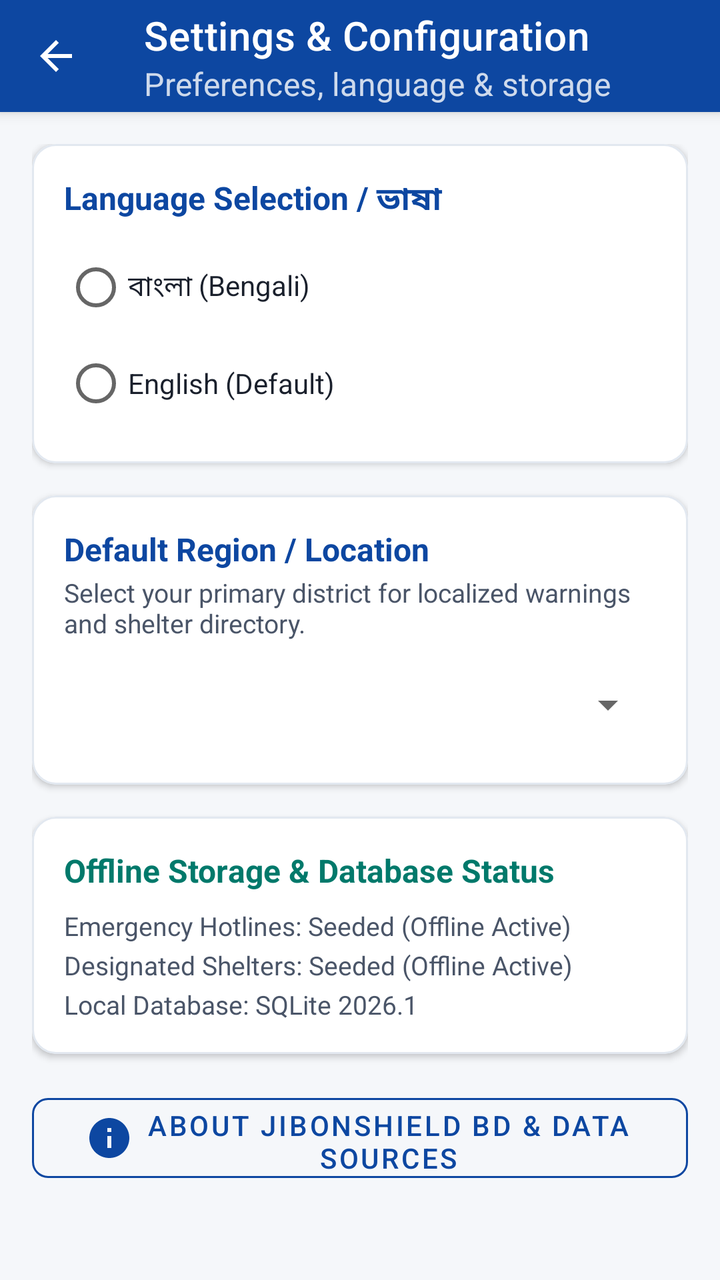
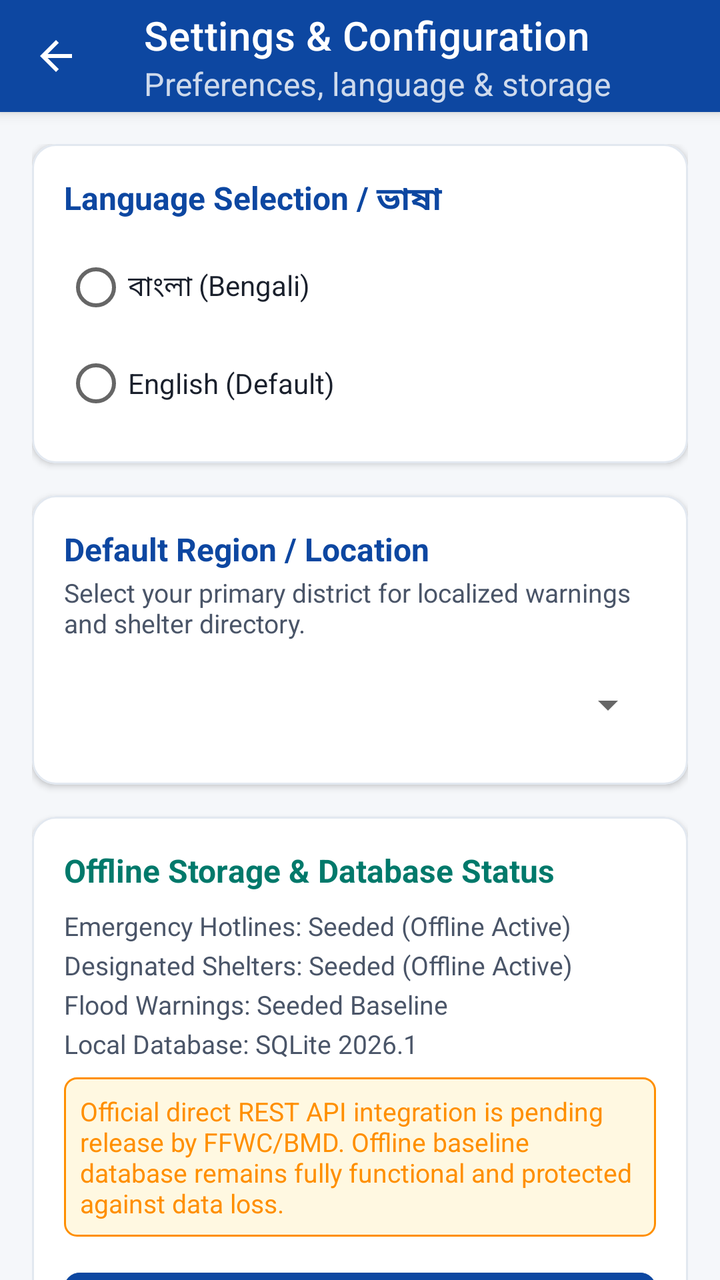

The first picture is an Android layout as it rendered before a commit; the second is the same layout after the commit. The layout source and the unified diff follow.
<!-- AndroidManifest.xml: activity theme Theme.JibonShieldBD -->
<!-- res/layout/activity_settings.xml -->
<?xml version="1.0" encoding="utf-8"?>
<LinearLayout xmlns:android="http://schemas.android.com/apk/res/android"
    xmlns:app="http://schemas.android.com/apk/res-auto"
    xmlns:tools="http://schemas.android.com/tools"
    android:id="@+id/layout_settings_root"
    android:layout_width="match_parent"
    android:layout_height="match_parent"
    android:background="@color/background_light"
    android:orientation="vertical">

    <androidx.appcompat.widget.Toolbar
        android:id="@+id/toolbar_settings"
        style="@style/Widget.JibonShieldBD.Toolbar"
        android:layout_width="match_parent"
        android:layout_height="?attr/actionBarSize"
        app:title="@string/title_settings"
        app:subtitle="@string/subtitle_settings" />

    <androidx.core.widget.NestedScrollView
        android:layout_width="match_parent"
        android:layout_height="match_parent"
        android:fillViewport="true">

        <LinearLayout
            android:layout_width="match_parent"
            android:layout_height="wrap_content"
            android:orientation="vertical"
            android:padding="@dimen/spacing_large">

            
            <com.google.android.material.card.MaterialCardView
                style="@style/Widget.JibonShieldBD.Card"
                android:layout_width="match_parent"
                android:layout_height="wrap_content">

                <LinearLayout
                    android:layout_width="match_parent"
                    android:layout_height="wrap_content"
                    android:orientation="vertical"
                    android:padding="@dimen/spacing_large">

                    <TextView
                        android:layout_width="match_parent"
                        android:layout_height="wrap_content"
                        android:text="@string/heading_language"
                        android:textColor="@color/primary"
                        android:textSize="@dimen/text_size_subhead"
                        android:textStyle="bold" />

                    <RadioGroup
                        android:id="@+id/rg_settings_language"
                        android:layout_width="match_parent"
                        android:layout_height="wrap_content"
                        android:layout_marginTop="@dimen/spacing_small">

                        <RadioButton
                            android:id="@+id/rb_lang_bangla"
                            android:layout_width="match_parent"
                            android:layout_height="@dimen/min_touch_target"
                            android:text="@string/label_lang_bangla"
                            android:textColor="@color/text_primary"
                            android:textSize="@dimen/text_size_body" />

                        <RadioButton
                            android:id="@+id/rb_lang_english"
                            android:layout_width="match_parent"
                            android:layout_height="@dimen/min_touch_target"
                            android:text="@string/label_lang_english"
                            android:textColor="@color/text_primary"
                            android:textSize="@dimen/text_size_body" />
                    </RadioGroup>

                </LinearLayout>
            </com.google.android.material.card.MaterialCardView>

            
            <com.google.android.material.card.MaterialCardView
                style="@style/Widget.JibonShieldBD.Card"
                android:layout_width="match_parent"
                android:layout_height="wrap_content"
                android:layout_marginTop="@dimen/spacing_large">

                <LinearLayout
                    android:layout_width="match_parent"
                    android:layout_height="wrap_content"
                    android:orientation="vertical"
                    android:padding="@dimen/spacing_large">

                    <TextView
                        android:layout_width="match_parent"
                        android:layout_height="wrap_content"
                        android:text="@string/heading_location"
                        android:textColor="@color/primary"
                        android:textSize="@dimen/text_size_subhead"
                        android:textStyle="bold" />

                    <TextView
                        android:layout_width="match_parent"
                        android:layout_height="wrap_content"
                        android:layout_marginTop="@dimen/spacing_xxsmall"
                        android:text="@string/desc_location_setting"
                        android:textColor="@color/text_secondary"
                        android:textSize="@dimen/text_size_body_small" />

                    <Spinner
                        android:id="@+id/spinner_settings_district"
                        android:layout_width="match_parent"
                        android:layout_height="@dimen/min_touch_target"
                        android:layout_marginTop="@dimen/spacing_small" />

                </LinearLayout>
            </com.google.android.material.card.MaterialCardView>

            
            <com.google.android.material.card.MaterialCardView
                style="@style/Widget.JibonShieldBD.Card"
                android:layout_width="match_parent"
                android:layout_height="wrap_content"
                android:layout_marginTop="@dimen/spacing_large">

                <LinearLayout
                    android:layout_width="match_parent"
                    android:layout_height="wrap_content"
                    android:orientation="vertical"
                    android:padding="@dimen/spacing_large">

                    <TextView
                        android:layout_width="match_parent"
                        android:layout_height="wrap_content"
                        android:text="@string/heading_storage"
                        android:textColor="@color/secondary"
                        android:textSize="@dimen/text_size_subhead"
                        android:textStyle="bold" />

                    <TextView
                        android:id="@+id/tv_storage_contacts"
                        android:layout_width="match_parent"
                        android:layout_height="wrap_content"
                        android:layout_marginTop="@dimen/spacing_small"
                        android:text="@string/label_storage_contacts"
                        android:textColor="@color/text_secondary"
                        android:textSize="@dimen/text_size_body_small" />

                    <TextView
                        android:id="@+id/tv_storage_shelters"
                        android:layout_width="match_parent"
                        android:layout_height="wrap_content"
                        android:layout_marginTop="@dimen/spacing_xxsmall"
                        android:text="@string/label_storage_shelters"
                        android:textColor="@color/text_secondary"
                        android:textSize="@dimen/text_size_body_small" />

                    <TextView
                        android:id="@+id/tv_storage_database"
                        android:layout_width="match_parent"
                        android:layout_height="wrap_content"
                        android:layout_marginTop="@dimen/spacing_xxsmall"
                        android:text="@string/label_storage_database"
                        android:textColor="@color/text_secondary"
                        android:textSize="@dimen/text_size_body_small" />

                </LinearLayout>
            </com.google.android.material.card.MaterialCardView>

            
            <com.google.android.material.button.MaterialButton
                android:id="@+id/btn_settings_about"
                style="@style/Widget.JibonShieldBD.Button.Outlined"
                android:layout_width="match_parent"
                android:layout_height="@dimen/button_height"
                android:layout_marginTop="@dimen/spacing_large"
                android:layout_marginBottom="@dimen/spacing_xlarge"
                android:text="@string/btn_about_screen"
                app:icon="@drawable/ic_info"
                app:iconGravity="textStart" />

        </LinearLayout>
    </androidx.core.widget.NestedScrollView>

</LinearLayout>
<!-- resources referenced by this layout -->
<resources>
  <color name="background_light">#F5F7FA</color>
  <color name="primary">#0D47A1</color>
  <color name="secondary">#00796B</color>
  <color name="text_primary">#1A202C</color>
  <color name="text_secondary">#4A5568</color>
  <dimen name="button_height">52dp</dimen>
  <dimen name="min_touch_target">48dp</dimen>
  <dimen name="spacing_large">16dp</dimen>
  <dimen name="spacing_small">8dp</dimen>
  <dimen name="spacing_xlarge">24dp</dimen>
  <dimen name="spacing_xxsmall">2dp</dimen>
  <dimen name="text_size_body">14sp</dimen>
  <dimen name="text_size_body_small">13sp</dimen>
  <dimen name="text_size_subhead">16sp</dimen>
  <string name="btn_about_screen">About JibonShield BD &amp; Data Sources</string>
  <string name="desc_location_setting">Select your primary district for localized warnings and shelter directory.</string>
  <string name="heading_language">Language Selection / ভাষা</string>
  <string name="heading_location">Default Region / Location</string>
  <string name="heading_storage">Offline Storage &amp; Database Status</string>
  <string name="label_lang_bangla">বাংলা (Bengali)</string>
  <string name="label_lang_english">English (Default)</string>
  <string name="label_storage_contacts">Emergency Hotlines: Seeded (Offline Active)</string>
  <string name="label_storage_database">Local Database: SQLite 2026.1</string>
  <string name="label_storage_shelters">Designated Shelters: Seeded (Offline Active)</string>
  <string name="subtitle_settings">Preferences, language &amp; storage</string>
  <string name="title_settings">Settings &amp; Configuration</string>
  <dimen name="card_corner_radius">12dp</dimen>
  <dimen name="card_elevation">2dp</dimen>
  <color name="card_stroke">#E2E8F0</color>
  <dimen name="card_stroke_width">1dp</dimen>
  <color name="surface_white">#FFFFFF</color>
  <color name="primary_dark">#082B66</color>
  <color name="on_primary">#FFFFFF</color>
  <color name="secondary_dark">#004D40</color>
  <color name="on_secondary">#FFFFFF</color>
  <!-- unchanged entries left out for length: 6 -->
</resources>

<!-- the commit's change to res/layout/activity_settings.xml (unified diff, before → after) -->
@@ -151,6 +151,15 @@
                         android:textSize="@dimen/text_size_body_small" />
 
                     <TextView
+                        android:id="@+id/tv_storage_warnings"
+                        android:layout_width="match_parent"
+                        android:layout_height="wrap_content"
+                        android:layout_marginTop="@dimen/spacing_xxsmall"
+                        android:text="Flood Warnings: Seeded Baseline"
+                        android:textColor="@color/text_secondary"
+                        android:textSize="@dimen/text_size_body_small" />
+
+                    <TextView
                         android:id="@+id/tv_storage_database"
                         android:layout_width="match_parent"
                         android:layout_height="wrap_content"
@@ -158,6 +167,35 @@
                         android:text="@string/label_storage_database"
                         android:textColor="@color/text_secondary"
                         android:textSize="@dimen/text_size_body_small" />
+
+                    <TextView
+                        android:id="@+id/tv_sync_pending_note"
+                        android:layout_width="match_parent"
+                        android:layout_height="wrap_content"
+                        android:layout_marginTop="@dimen/spacing_small"
+                        android:background="@drawable/bg_severity_warning"
+                        android:padding="@dimen/spacing_small"
+                        android:text="@string/sync_pending_api_desc"
+                        android:textColor="@color/warning_amber"
+                        android:textSize="@dimen/text_size_body_small" />
+
+                    <ProgressBar
+                        android:id="@+id/progress_sync_settings"
+                        android:layout_width="wrap_content"
+                        android:layout_height="wrap_content"
+                        android:layout_gravity="center"
+                        android:layout_marginTop="@dimen/spacing_small"
+                        android:visibility="gone" />
+
+                    <com.google.android.material.button.MaterialButton
+                        android:id="@+id/btn_settings_sync"
+                        style="@style/Widget.JibonShieldBD.Button.Primary"
+                        android:layout_width="match_parent"
+                        android:layout_height="@dimen/button_height"
+                        android:layout_marginTop="@dimen/spacing_medium"
+                        android:text="@string/action_sync_now"
+                        app:icon="@drawable/ic_sync"
+                        app:iconGravity="textStart" />
 
                 </LinearLayout>
             </com.google.android.material.card.MaterialCardView>
<!-- resource entries referenced after the edit -->
@@ -5,15 +5,41 @@
   <color name="secondary">#00796B</color>
   <color name="text_primary">#1A202C</color>
   <color name="text_secondary">#4A5568</color>
+  <color name="warning_amber">#FF8F00</color>
   <dimen name="button_height">52dp</dimen>
   <dimen name="min_touch_target">48dp</dimen>
   <dimen name="spacing_large">16dp</dimen>
+  <dimen name="spacing_medium">12dp</dimen>
   <dimen name="spacing_small">8dp</dimen>
   <dimen name="spacing_xlarge">24dp</dimen>
   <dimen name="spacing_xxsmall">2dp</dimen>
   <dimen name="text_size_body">14sp</dimen>
   <dimen name="text_size_body_small">13sp</dimen>
   <dimen name="text_size_subhead">16sp</dimen>
+  <!-- drawable bg_severity_warning (drawable) -->
+  <?xml version="1.0" encoding="utf-8"?>
+  <shape xmlns:android="http://schemas.android.com/apk/res/android"
+      android:shape="rectangle">
+      <corners android:radius="6dp" />
+      <solid android:color="@color/warning_amber_light" />
+      <stroke android:width="1dp" android:color="@color/warning_amber" />
+      <padding
+          android:left="8dp"
+          android:top="3dp"
+          android:right="8dp"
+          android:bottom="3dp" />
+  </shape>
+  <!-- drawable ic_sync (drawable) -->
+  <vector xmlns:android="http://schemas.android.com/apk/res/android"
+      android:width="24dp"
+      android:height="24dp"
+      android:viewportWidth="24"
+      android:viewportHeight="24">
+      <path
+          android:fillColor="@color/text_primary"
+          android:pathData="M12,4V1L8,5l4,4V6c3.31,0 6,2.69 6,6 0,1.01 -0.25,1.97 -0.7,2.8l1.46,1.46C19.54,15.03 20,13.57 20,12c0,-4.42 -3.58,-8 -8,-8zm0,14c-3.31,0 -6,-2.69 -6,-6 0,-1.01 0.25,-1.97 0.7,-2.8L5.24,7.74C4.46,8.97 4,10.43 4,12c0,4.42 3.58,8 8,8v3l4,-4 -4,-4v3z" />
+  </vector>
+  <string name="action_sync_now">Synchronize Now</string>
   <string name="btn_about_screen">About JibonShield BD &amp; Data Sources</string>
   <string name="desc_location_setting">Select your primary district for localized warnings and shelter directory.</string>
   <string name="heading_language">Language Selection / ভাষা</string>
@@ -25,7 +51,15 @@
   <string name="label_storage_database">Local Database: SQLite 2026.1</string>
   <string name="label_storage_shelters">Designated Shelters: Seeded (Offline Active)</string>
   <string name="subtitle_settings">Preferences, language &amp; storage</string>
+  <string name="sync_pending_api_desc">Official direct REST API integration is pending release by FFWC/BMD. Offline baseline database remains fully functional and protected against data loss.</string>
   <string name="title_settings">Settings &amp; Configuration</string>
+  <style name="Widget.JibonShieldBD.Button.Primary" parent="Widget.MaterialComponents.Button">
+          <item name="android:backgroundTint">@color/primary</item>
+          <item name="android:textColor">@color/surface_white</item>
+          <item name="android:minHeight">@dimen/min_touch_target</item>
+          <item name="cornerRadius">8dp</item>
+      </style>
+  <color name="warning_amber_light">#FFF8E1</color>
   <dimen name="card_corner_radius">12dp</dimen>
   <dimen name="card_elevation">2dp</dimen>
   <color name="card_stroke">#E2E8F0</color>
